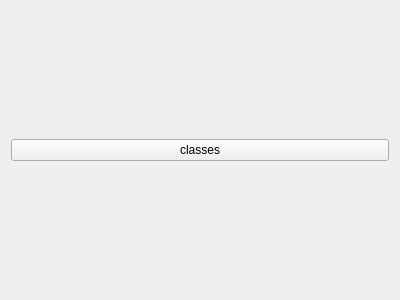
First picture: the form in quickevent/app/plugins/qml/Classes/src/classeswidget.ui, repository Quick-Event/quickbox, before the edit.
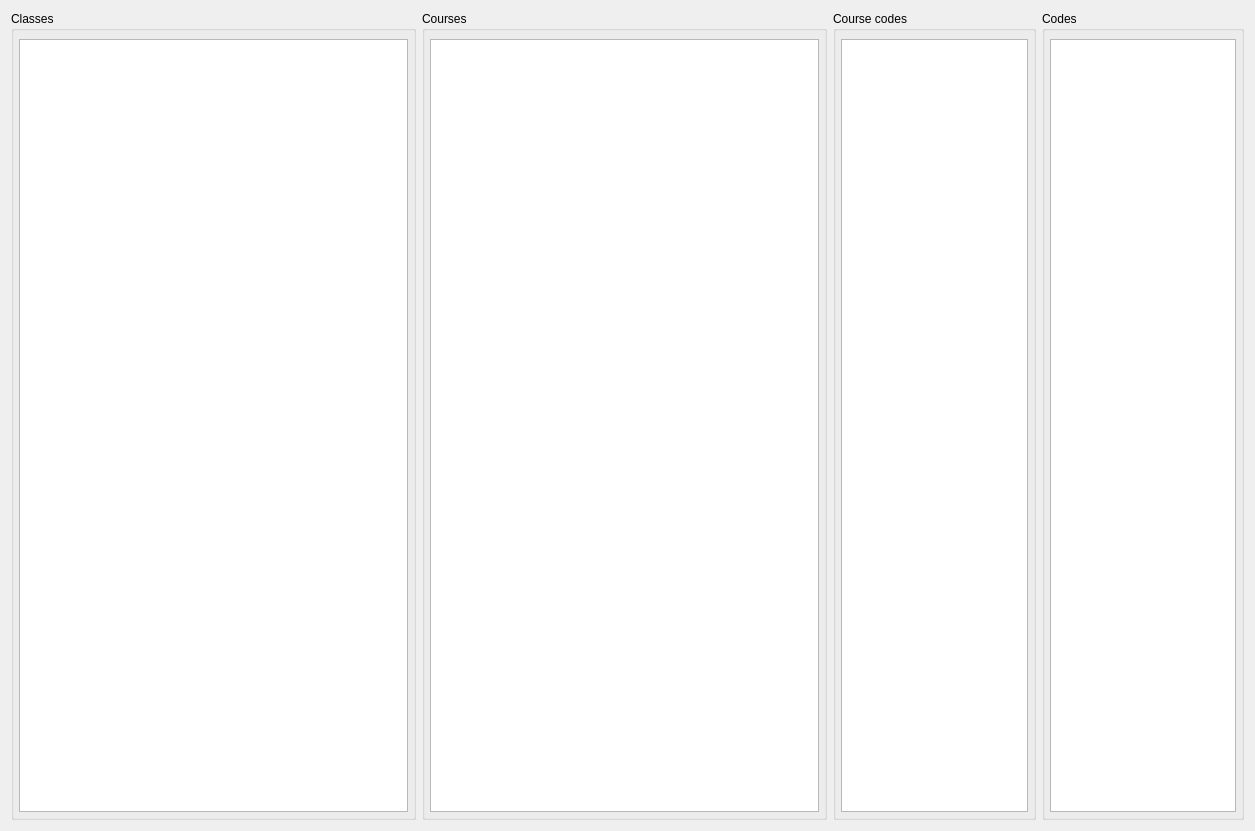
Second picture: the form after the edit. Custom widgets are drawn as their Qt base class.

```diff
--- a/quickevent/app/plugins/qml/Classes/src/classeswidget.ui
+++ b/quickevent/app/plugins/qml/Classes/src/classeswidget.ui
@@ -6,8 +6,8 @@
    <rect>
     <x>0</x>
     <y>0</y>
-    <width>400</width>
-    <height>300</height>
+    <width>1255</width>
+    <height>831</height>
    </rect>
   </property>
   <property name="sizePolicy">
@@ -19,16 +19,166 @@
   <property name="windowTitle">
    <string>Form</string>
   </property>
-  <layout class="QVBoxLayout" name="verticalLayout">
+  <layout class="QHBoxLayout" name="horizontalLayout">
    <item>
-    <widget class="QPushButton" name="pushButton">
-     <property name="text">
-      <string>classes</string>
+    <widget class="QGroupBox" name="groupBox">
+     <property name="sizePolicy">
+      <sizepolicy hsizetype="Preferred" vsizetype="Preferred">
+       <horstretch>2</horstretch>
+       <verstretch>0</verstretch>
+      </sizepolicy>
      </property>
+     <property name="title">
+      <string>Classes</string>
+     </property>
+     <layout class="QVBoxLayout" name="verticalLayout">
+      <property name="spacing">
+       <number>3</number>
+      </property>
+      <property name="leftMargin">
+       <number>5</number>
+      </property>
+      <property name="topMargin">
+       <number>5</number>
+      </property>
+      <property name="rightMargin">
+       <number>5</number>
+      </property>
+      <property name="bottomMargin">
+       <number>5</number>
+      </property>
+      <item>
+       <widget class="qf::qmlwidgets::TableViewToolBar" name="tblClassesTB" native="true"/>
+      </item>
+      <item>
+       <widget class="qf::qmlwidgets::TableView" name="tblClasses"/>
+      </item>
+     </layout>
+    </widget>
+   </item>
+   <item>
+    <widget class="QGroupBox" name="groupBox_2">
+     <property name="sizePolicy">
+      <sizepolicy hsizetype="Preferred" vsizetype="Preferred">
+       <horstretch>2</horstretch>
+       <verstretch>0</verstretch>
+      </sizepolicy>
+     </property>
+     <property name="title">
+      <string>Courses</string>
+     </property>
+     <layout class="QVBoxLayout" name="verticalLayout_2">
+      <property name="spacing">
+       <number>3</number>
+      </property>
+      <property name="leftMargin">
+       <number>5</number>
+      </property>
+      <property name="topMargin">
+       <number>5</number>
+      </property>
+      <property name="rightMargin">
+       <number>5</number>
+      </property>
+      <property name="bottomMargin">
+       <number>5</number>
+      </property>
+      <item>
+       <widget class="qf::qmlwidgets::TableViewToolBar" name="tblCoursesTB" native="true"/>
+      </item>
+      <item>
+       <widget class="qf::qmlwidgets::TableView" name="tblCourses"/>
+      </item>
+     </layout>
+    </widget>
+   </item>
+   <item>
+    <widget class="QGroupBox" name="groupBox_3">
+     <property name="sizePolicy">
+      <sizepolicy hsizetype="Preferred" vsizetype="Preferred">
+       <horstretch>1</horstretch>
+       <verstretch>0</verstretch>
+      </sizepolicy>
+     </property>
+     <property name="title">
+      <string>Course codes</string>
+     </property>
+     <layout class="QVBoxLayout" name="verticalLayout_3">
+      <property name="spacing">
+       <number>3</number>
+      </property>
+      <property name="leftMargin">
+       <number>5</number>
+      </property>
+      <property name="topMargin">
+       <number>5</number>
+      </property>
+      <property name="rightMargin">
+       <number>5</number>
+      </property>
+      <property name="bottomMargin">
+       <number>5</number>
+      </property>
+      <item>
+       <widget class="qf::qmlwidgets::TableViewToolBar" name="tblCourseCodesTB" native="true"/>
+      </item>
+      <item>
+       <widget class="qf::qmlwidgets::TableView" name="tblCourseCodes"/>
+      </item>
+     </layout>
+    </widget>
+   </item>
+   <item>
+    <widget class="QGroupBox" name="groupBox_4">
+     <property name="sizePolicy">
+      <sizepolicy hsizetype="Preferred" vsizetype="Preferred">
+       <horstretch>1</horstretch>
+       <verstretch>0</verstretch>
+      </sizepolicy>
+     </property>
+     <property name="title">
+      <string>Codes</string>
+     </property>
+     <layout class="QVBoxLayout" name="verticalLayout_4">
+      <property name="spacing">
+       <number>3</number>
+      </property>
+      <property name="leftMargin">
+       <number>5</number>
+      </property>
+      <property name="topMargin">
+       <number>5</number>
+      </property>
+      <property name="rightMargin">
+       <number>5</number>
+      </property>
+      <property name="bottomMargin">
+       <number>5</number>
+      </property>
+      <item>
+       <widget class="qf::qmlwidgets::TableViewToolBar" name="tblCodesTB" native="true"/>
+      </item>
+      <item>
+       <widget class="qf::qmlwidgets::TableView" name="tblCodes"/>
+      </item>
+     </layout>
     </widget>
    </item>
   </layout>
  </widget>
+ <customwidgets>
+  <customwidget>
+   <class>qf::qmlwidgets::TableViewToolBar</class>
+   <extends>QWidget</extends>
+   <header location="global">qf/qmlwidgets/tableviewtoolbar.h</header>
+   <container>1</container>
+  </customwidget>
+  <customwidget>
+   <class>qf::qmlwidgets::TableView</class>
+   <extends>QTableView</extends>
+   <header location="global">qf/qmlwidgets/tableview.h</header>
+  </customwidget>
+ </customwidgets>
  <resources/>
  <connections/>
 </ui>
```
